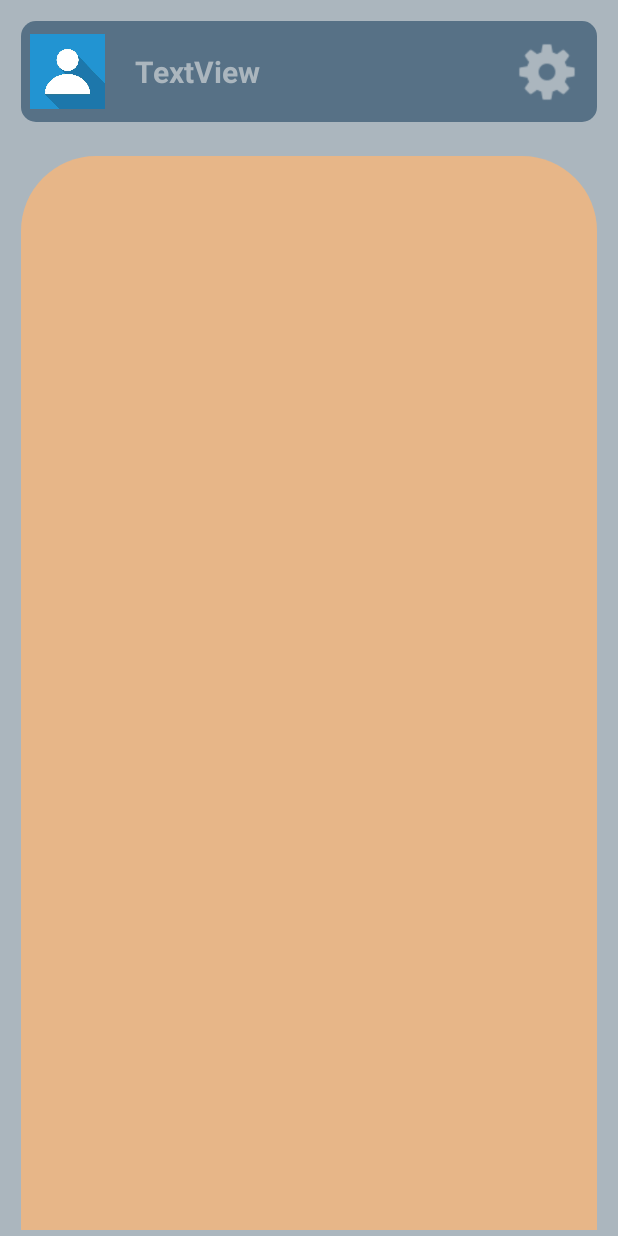
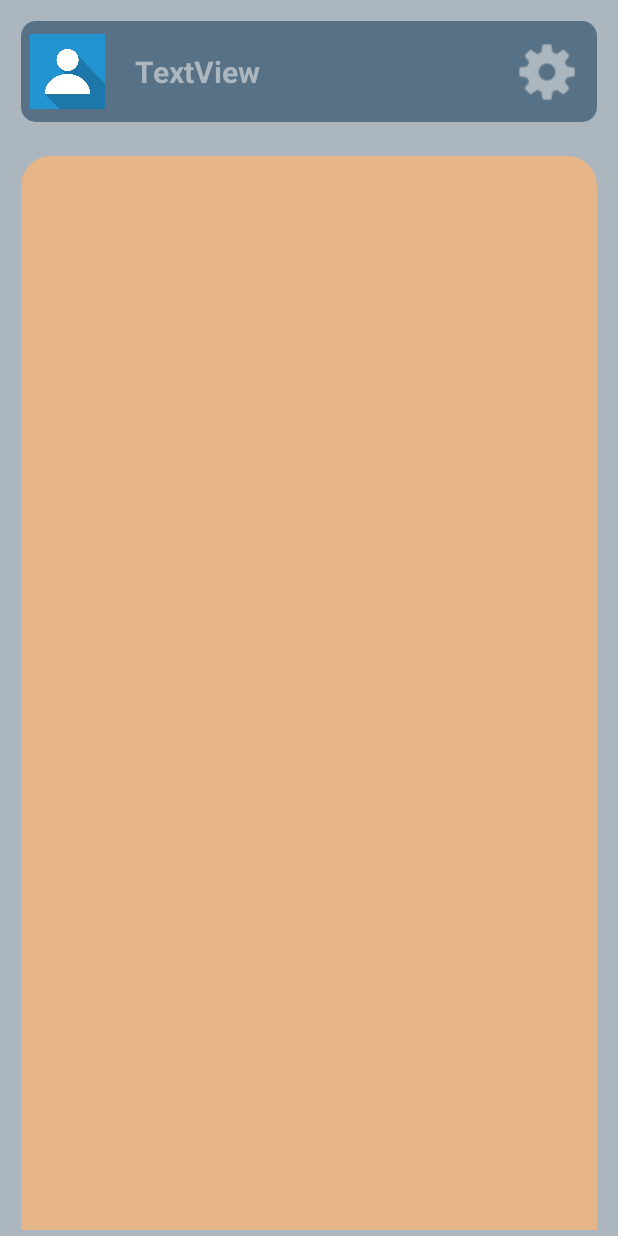
Before and after one commit to wolfsengel/Ping_Fct, an Android app: the MainActivity screen opened directly, with no data from a screen before it, on a phone screen of 412 x 824 dp. Run offline under Robolectric (Android 15) with nearby library versions, the phone set to English and light mode, and no system bars; our stand-ins replace Firebase (no records; nobody signed in at launch, a user with empty details on screens opened directly); 5 statements that could not run were skipped.

Commit message:
(*) Main Page

```diff
--- a/app/src/main/res/drawable/recycler_bg.xml
+++ b/app/src/main/res/drawable/recycler_bg.xml
@@ -3,7 +3,7 @@
 
     <item android:top="4dp" android:bottom="4dp" android:left="4dp" android:right="4dp">
         <shape android:shape="rectangle">
-            <corners android:topLeftRadius="50dp" android:topRightRadius="50dp"/>
+            <corners android:topLeftRadius="20dp" android:topRightRadius="20dp"/>
             <solid android:color="@color/dark_orange" />
         </shape>
     </item>
--- a/app/src/main/res/layout/activity_main.xml
+++ b/app/src/main/res/layout/activity_main.xml
@@ -84,7 +84,7 @@
             android:layout_height="match_parent"
             android:layout_marginTop="20dp"
             android:background="@drawable/recycler_bg"
-            android:padding="25dp" />
+            android:padding="20dp" />
     </LinearLayout>
 
 </androidx.constraintlayout.widget.ConstraintLayout>
```
